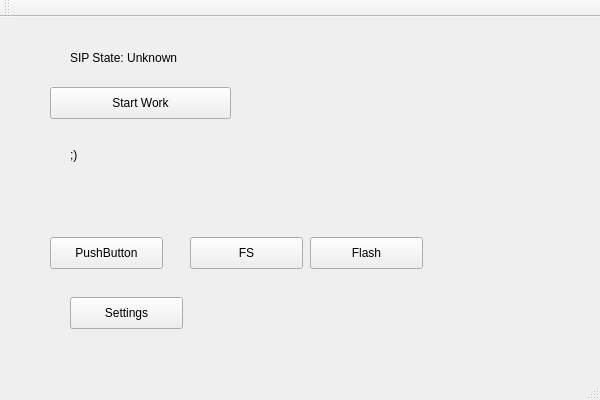
First picture: the form in mainwindow.ui, repository seven1240/trainer-studio-opensource, before the edit.
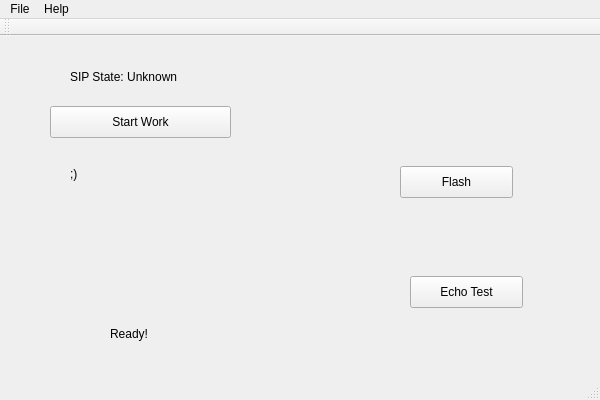
Second picture: the form after the edit.

Commit message: many changes: interaction timer, login process, default settings, main menu etc

Diff of the .ui file:
```diff
--- a/mainwindow.ui
+++ b/mainwindow.ui
@@ -17,8 +17,8 @@
    <widget class="QPushButton" name="pushButton">
     <property name="geometry">
      <rect>
-      <x>310</x>
-      <y>220</y>
+      <x>400</x>
+      <y>130</y>
       <width>113</width>
       <height>32</height>
      </rect>
@@ -27,19 +27,6 @@
      <string>Flash</string>
     </property>
    </widget>
-   <widget class="QPushButton" name="pushButton_2">
-    <property name="geometry">
-     <rect>
-      <x>190</x>
-      <y>220</y>
-      <width>113</width>
-      <height>32</height>
-     </rect>
-    </property>
-    <property name="text">
-     <string>FS</string>
-    </property>
-   </widget>
    <widget class="QPushButton" name="btnState">
     <property name="geometry">
      <rect>
@@ -56,7 +43,7 @@
      <bool>true</bool>
     </property>
    </widget>
-   <widget class="QLabel" name="lbStatus">
+   <widget class="QLabel" name="lbSIPStatus">
     <property name="geometry">
      <rect>
       <x>70</x>
@@ -75,32 +62,6 @@
      <string>SIP State: Unknown</string>
     </property>
    </widget>
-   <widget class="QPushButton" name="pushButton_3">
-    <property name="geometry">
-     <rect>
-      <x>50</x>
-      <y>220</y>
-      <width>113</width>
-      <height>32</height>
-     </rect>
-    </property>
-    <property name="text">
-     <string>PushButton</string>
-    </property>
-   </widget>
-   <widget class="QPushButton" name="pushButton_4">
-    <property name="geometry">
-     <rect>
-      <x>70</x>
-      <y>280</y>
-      <width>113</width>
-      <height>32</height>
-     </rect>
-    </property>
-    <property name="text">
-     <string>Settings</string>
-    </property>
-   </widget>
    <widget class="QLabel" name="lbNotice">
     <property name="geometry">
      <rect>
@@ -114,6 +75,32 @@
      <string>;)</string>
     </property>
    </widget>
+   <widget class="QPushButton" name="pbEchoTest">
+    <property name="geometry">
+     <rect>
+      <x>410</x>
+      <y>240</y>
+      <width>113</width>
+      <height>32</height>
+     </rect>
+    </property>
+    <property name="text">
+     <string>Echo Test</string>
+    </property>
+   </widget>
+   <widget class="QLabel" name="lbStatus">
+    <property name="geometry">
+     <rect>
+      <x>110</x>
+      <y>290</y>
+      <width>61</width>
+      <height>16</height>
+     </rect>
+    </property>
+    <property name="text">
+     <string>Ready!</string>
+    </property>
+   </widget>
   </widget>
   <widget class="QMenuBar" name="menuBar">
    <property name="geometry">
@@ -124,6 +111,21 @@
      <height>22</height>
     </rect>
    </property>
+   <widget class="QMenu" name="menuFile">
+    <property name="title">
+     <string>File</string>
+    </property>
+    <addaction name="actionPreferences"/>
+    <addaction name="separator"/>
+   </widget>
+   <widget class="QMenu" name="menuHelp">
+    <property name="title">
+     <string>Help</string>
+    </property>
+    <addaction name="actionAbout"/>
+   </widget>
+   <addaction name="menuFile"/>
+   <addaction name="menuHelp"/>
   </widget>
   <widget class="QToolBar" name="mainToolBar">
    <attribute name="toolBarArea">
```
Left out of the diff: 10 changed lines with no effect on the pictures. The commit also changes 14 other files.
